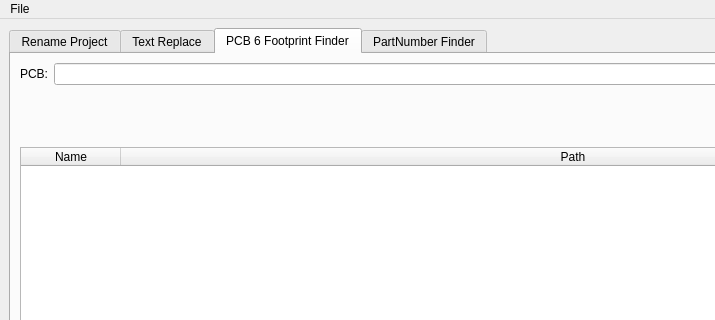
This is res/mainwindow.ui in computergeek1507/KicadHelper as Qt 5 draws it before an edit; both pictures show x 0 to 715 and y 0 to 320 of the 1046 by 808 pixel window. The edited form follows.
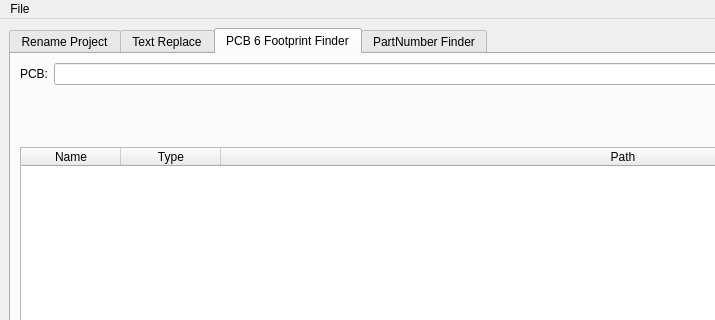
This is the edited form. The open tabs and pages were chosen to show the change. Icons and pictures are not drawn.

Diff of the .ui file:
```diff
--- a/res/mainwindow.ui
+++ b/res/mainwindow.ui
@@ -228,6 +228,11 @@
             <string>Name</string>
            </property>
           </column>
+          <column>
+           <property name="text">
+            <string>Type</string>
+           </property>
+          </column>
           <column>
            <property name="text">
             <string>Path</string>
```
Left out of the diff: 2 changed lines with no effect on the pictures.
